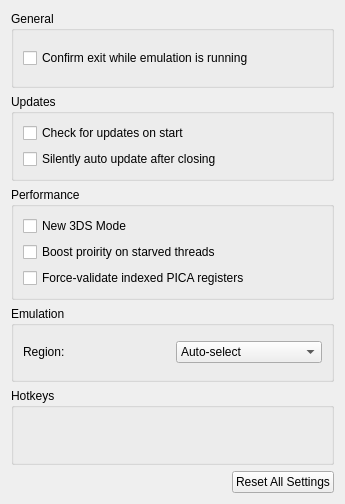
Before: the Qt Designer form src/citra_qt/configuration/configure_general.ui in terrascura/citra, drawn with Qt 5.
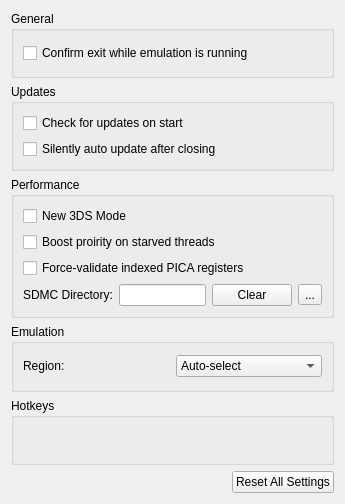
After: the same form once the commit is applied. Custom widgets are drawn as their Qt base class.

Commit message: valentinvanelslande's Custom SDMC Path Setting

Patch:
```diff
--- a/src/citra_qt/configuration/configure_general.ui
+++ b/src/citra_qt/configuration/configure_general.ui
@@ -92,6 +92,41 @@
             </property>
            </widget>
           </item>
+          <item>
+          <layout class="QHBoxLayout" name="layout_sdmc_dir">
+            <item>
+             <widget class="QLabel" name="label_sdmc_dir">
+              <property name="text">
+               <string>SDMC Directory:</string>
+              </property>
+             </widget>
+            </item>
+            <item>
+             <widget class="QLineEdit" name="sdmc_dir">
+              <property name="toolTip">
+               <string>Empty for user directory/sdmc</string>
+              </property>
+              <property name="readOnly">
+               <bool>true</bool>
+              </property>
+             </widget>
+            </item>
+            <item>
+             <widget class="QPushButton" name="button_sdmc_dir_empty">
+              <property name="text">
+               <string>Clear</string>
+              </property>
+             </widget>
+            </item>
+            <item>
+             <widget class="QToolButton" name="button_sdmc_dir">
+              <property name="text">
+               <string>...</string>
+              </property>
+             </widget>
+            </item>
+           </layout>
+          </item>
          </layout>
         </item>
        </layout>
```
The commit also changes 12 other files.
